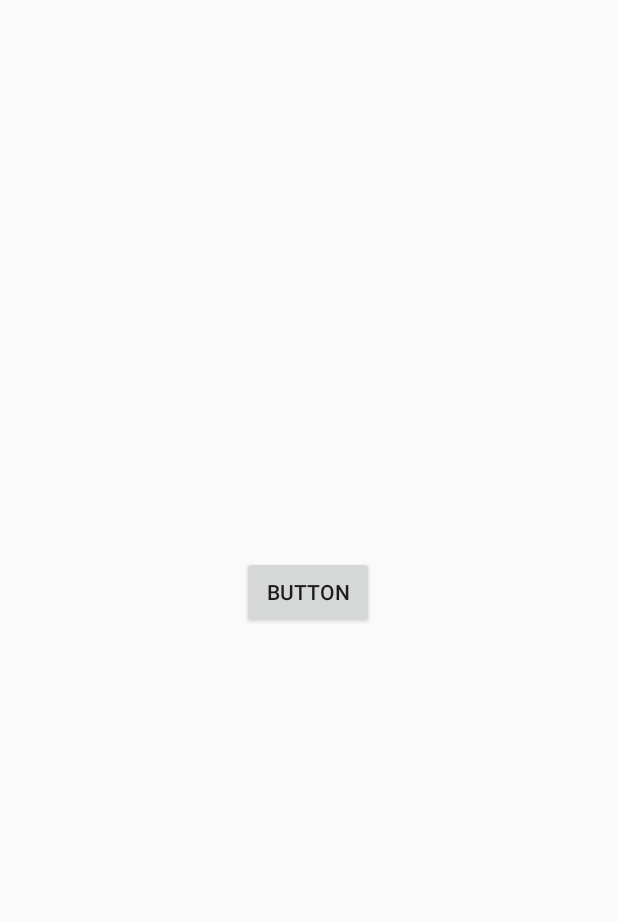
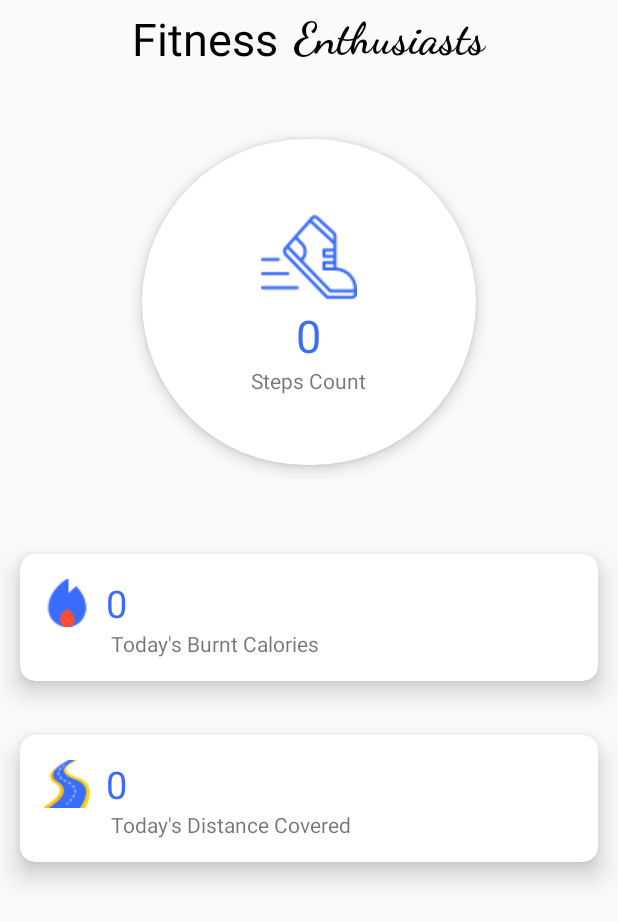
Before and after one commit to MuhammadTanveerS/Fitness-Enthusiasts, an Android app: the testMainActivity screen opened directly, with no data from a screen before it, on a phone screen of 412 x 824 dp. Shown: the top 922 px of the screen. Run offline under Robolectric (Android 15) with nearby library versions, the phone set to English and light mode, and no system bars; Roboto replaces fonts that are not available here.

Commit message:
Added listners to Navigation Drawer and some UI to activities

```diff
--- a/app/src/main/java/com/example/fitnessenthusiasts/activities/Common/HomeScreen.java
+++ b/app/src/main/java/com/example/fitnessenthusiasts/activities/Common/HomeScreen.java
@@ -5,15 +5,18 @@ import androidx.appcompat.app.AppCompatActivity;
 import androidx.core.view.GravityCompat;
 import androidx.drawerlayout.widget.DrawerLayout;
 
+import android.content.Intent;
 import android.os.Bundle;
 import android.view.MenuItem;
 import android.view.View;
 import android.view.WindowManager;
 import android.widget.ImageView;
 import android.widget.TextView;
+import android.widget.Toast;
 
 import com.example.fitnessenthusiasts.R;
 import com.example.fitnessenthusiasts.activities.Databases.SPManager;
+import com.example.fitnessenthusiasts.activities.testMainActivity;
 import com.google.android.material.navigation.NavigationView;
 
 import java.util.HashMap;
@@ -84,6 +87,16 @@ public class HomeScreen extends AppCompatActivity implements NavigationView.OnNa
 
     @Override
     public boolean onNavigationItemSelected(@NonNull MenuItem item) {
+        switch(item.getItemId())
+        {
+            case R.id.nav_home:
+                return true;
+            case R.id.step_counter:
+                Intent intent = new Intent(getApplicationContext(), testMainActivity.class);
+                startActivity(intent);
+                return true;
+        }
+
         return true;
     }
 
--- a/app/src/main/java/com/example/fitnessenthusiasts/activities/testMainActivity.java
+++ b/app/src/main/java/com/example/fitnessenthusiasts/activities/testMainActivity.java
@@ -3,12 +3,14 @@ package com.example.fitnessenthusiasts.activities;
 import androidx.appcompat.app.AppCompatActivity;
 
 import android.os.Bundle;
+import android.view.WindowManager;
 
 public class testMainActivity extends AppCompatActivity {
 
     @Override
     protected void onCreate(Bundle savedInstanceState) {
         super.onCreate(savedInstanceState);
+        getWindow().setFlags(WindowManager.LayoutParams.FLAG_FULLSCREEN,WindowManager.LayoutParams.FLAG_FULLSCREEN);
         setContentView(com.example.fitnessenthusiasts.R.layout.activity_test_main);
     }
 }
--- /dev/null
+++ b/app/src/main/res/drawable/ic_home.xml
@@ -0,0 +1,10 @@
+<vector xmlns:android="http://schemas.android.com/apk/res/android"
+    android:width="24dp"
+    android:height="24dp"
+    android:viewportWidth="24"
+    android:viewportHeight="24"
+    android:tint="?attr/colorControlNormal">
+  <path
+      android:fillColor="@android:color/white"
+      android:pathData="M10,20v-6h4v6h5v-8h3L12,3 2,12h3v8z"/>
+</vector>
--- a/app/src/main/res/layout/activity_home_screen.xml
+++ b/app/src/main/res/layout/activity_home_screen.xml
@@ -5,7 +5,9 @@
     android:layout_width="match_parent"
     android:layout_height="match_parent"
     tools:context=".activities.Common.HomeScreen"
-    android:id="@+id/drawer">
+    android:id="@+id/drawer"
+    tools:openDrawer="start">
+    <!--    tools:openDrawer="start"-->
 
     <com.google.android.material.navigation.NavigationView
         android:id="@+id/navigation_view"
@@ -33,7 +35,8 @@
                 android:layout_width="40dp"
                 android:layout_height="40dp"
                 android:layout_centerVertical="true"
-                android:src="@drawable/ic_nav" />
+                android:src="@drawable/ic_nav"
+                app:tint="@color/custom_black"/>
 
             <ImageView
                 android:layout_width="40dp"
@@ -41,7 +44,8 @@
                 android:layout_alignParentRight="true"
                 android:layout_centerVertical="true"
                 android:padding="5dp"
-                android:src="@drawable/ic_notification" />
+                android:src="@drawable/ic_notification"
+                app:tint="@color/custom_black"/>
 
         </RelativeLayout>
 
--- a/app/src/main/res/layout/activity_test_main.xml
+++ b/app/src/main/res/layout/activity_test_main.xml
@@ -1,22 +1,160 @@
 <?xml version="1.0" encoding="utf-8"?>
-<androidx.constraintlayout.widget.ConstraintLayout xmlns:android="http://schemas.android.com/apk/res/android"
+<LinearLayout xmlns:android="http://schemas.android.com/apk/res/android"
     xmlns:app="http://schemas.android.com/apk/res-auto"
     xmlns:tools="http://schemas.android.com/tools"
     android:layout_width="match_parent"
     android:layout_height="match_parent"
+    android:orientation="vertical"
     tools:context=".activities.testMainActivity">
 
-    <Button
-        android:id="@+id/button"
-        android:layout_width="wrap_content"
+
+    <LinearLayout
+        android:layout_width="match_parent"
         android:layout_height="wrap_content"
-        android:layout_marginStart="158dp"
-        android:layout_marginTop="324dp"
-        android:layout_marginEnd="159dp"
-        android:layout_marginBottom="359dp"
-        android:text="Button"
-        app:layout_constraintBottom_toBottomOf="parent"
-        app:layout_constraintEnd_toEndOf="parent"
-        app:layout_constraintStart_toStartOf="parent"
-        app:layout_constraintTop_toTopOf="parent" />
-</androidx.constraintlayout.widget.ConstraintLayout>
+        android:orientation="horizontal"
+        android:gravity="center">
+
+        <TextView
+            android:layout_width="wrap_content"
+            android:layout_height="wrap_content"
+            android:text="Fitness"
+            android:textSize="30dp"
+            android:layout_gravity="center"
+            android:layout_margin="5dp"
+            android:textColor="#000"
+            android:textStyle="bold"
+            android:fontFamily="sans-serif-thin"/>
+
+        <TextView
+            android:layout_width="wrap_content"
+            android:layout_height="wrap_content"
+            android:text="Enthusiasts"
+            android:textSize="30dp"
+            android:layout_gravity="center"
+            android:layout_margin="5dp"
+            android:textColor="#000"
+            android:textStyle="bold"
+            android:fontFamily="cursive"/>
+
+    </LinearLayout>
+
+
+    <androidx.cardview.widget.CardView
+        android:layout_width="300dp"
+        android:layout_height="300dp"
+        app:cardElevation="6dp"
+        app:cardUseCompatPadding="true"
+        android:innerRadius="0dp"
+        android:shape="ring"
+        app:cardCornerRadius="110dp"
+        app:cardBackgroundColor="#FFFFFF"
+        android:layout_gravity="center">
+
+        <LinearLayout
+            android:layout_width="match_parent"
+            android:layout_height="wrap_content"
+            android:layout_gravity="center"
+            android:orientation="vertical"
+            android:gravity="center">
+
+            <ImageView
+                android:layout_width="wrap_content"
+                android:layout_height="wrap_content"
+                android:src="@drawable/test_run"
+                />
+
+            <TextView
+                android:layout_width="wrap_content"
+                android:layout_height="wrap_content"
+                android:text="0"
+                android:textSize="30dp"
+                android:textColor="#3D6CFC"
+                android:id="@+id/TV_STEPS"/>
+
+            <TextView
+                android:layout_width="wrap_content"
+                android:layout_height="wrap_content"
+                android:text="Steps Count" />
+
+
+        </LinearLayout>
+
+
+    </androidx.cardview.widget.CardView>
+
+    <androidx.cardview.widget.CardView
+        android:layout_width="match_parent"
+        android:layout_height="wrap_content"
+        app:cardElevation="10dp"
+        app:cardUseCompatPadding="true"
+        app:cardCornerRadius="10dp">
+
+
+        <LinearLayout
+            android:layout_width="match_parent"
+            android:layout_height="wrap_content"
+            android:orientation="vertical"
+            android:padding="15dp"
+            android:layout_gravity="center">
+
+
+            <TextView
+                android:layout_width="wrap_content"
+                android:layout_height="wrap_content"
+                android:text="0"
+                android:textSize="25dp"
+                android:textColor="#3D6CFC"
+                android:drawableLeft="@drawable/test_calories"
+                android:drawablePadding="10dp"
+                android:id="@+id/TV_CALORIES"/>
+
+            <TextView
+                android:layout_width="wrap_content"
+                android:layout_height="wrap_content"
+                android:text="Today's Burnt Calories"
+                android:layout_marginLeft="45dp"/>
+
+        </LinearLayout>
+
+    </androidx.cardview.widget.CardView>
+
+
+
+    <androidx.cardview.widget.CardView
+        android:layout_width="match_parent"
+        android:layout_height="wrap_content"
+        app:cardElevation="10dp"
+        app:cardUseCompatPadding="true"
+        app:cardCornerRadius="10dp">
+
+        <LinearLayout
+            android:layout_width="match_parent"
+            android:layout_height="wrap_content"
+            android:orientation="vertical"
+            android:padding="15dp">
+
+
+            <TextView
+                android:layout_width="wrap_content"
+                android:layout_height="wrap_content"
+                android:text="0"
+                android:textSize="25dp"
+                android:textColor="#3D6CFC"
+                android:drawableLeft="@drawable/test_distance"
+                android:drawablePadding="10dp"
+                android:id="@+id/TV_DISTANCE"
+                />
+
+            <TextView
+                android:layout_width="wrap_content"
+                android:layout_height="wrap_content"
+                android:text="Today's Distance Covered"
+                android:layout_marginLeft="45dp"/>
+
+        </LinearLayout>
+
+
+    </androidx.cardview.widget.CardView>
+
+
+</LinearLayout>
--- a/app/src/main/res/menu/main_menu.xml
+++ b/app/src/main/res/menu/main_menu.xml
@@ -7,11 +7,11 @@
         <item
             android:id="@+id/nav_home"
             android:title="Home"
-            android:icon="@drawable/field_user_icon"/>
+            android:icon="@drawable/ic_home"/>
 
         <item
-            android:id="@+id/nav_home1"
-            android:title="Home"
+            android:id="@+id/step_counter"
+            android:title="Step Counter"
             android:icon="@drawable/field_user_icon"/>
 
         <item
```
Also changed, not shown: app/src/main/res/drawable-v24/test_calories.png (added), app/src/main/res/drawable-v24/test_distance.png (added), app/src/main/res/drawable-v24/test_run.png (added).
